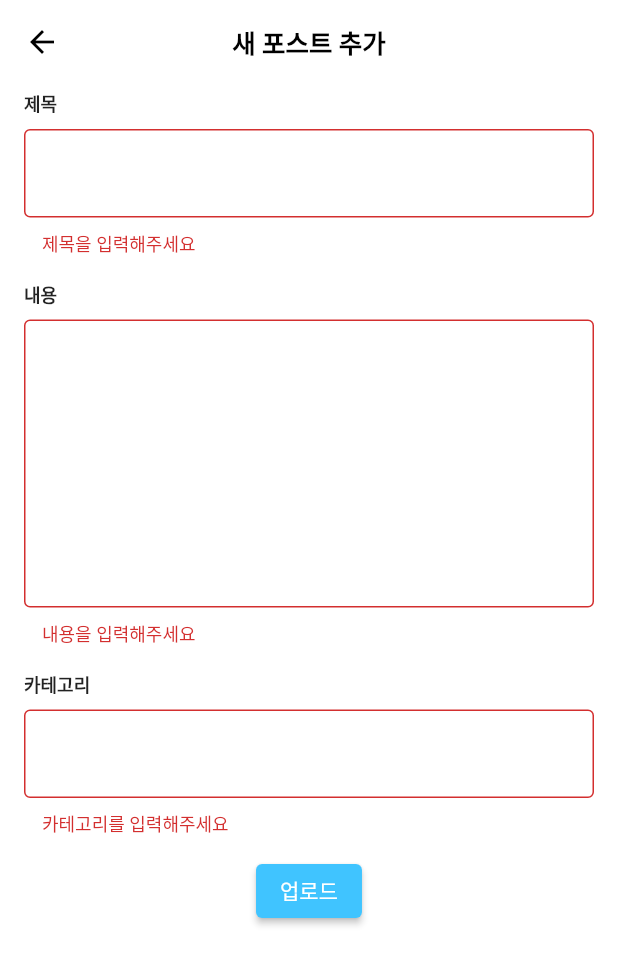
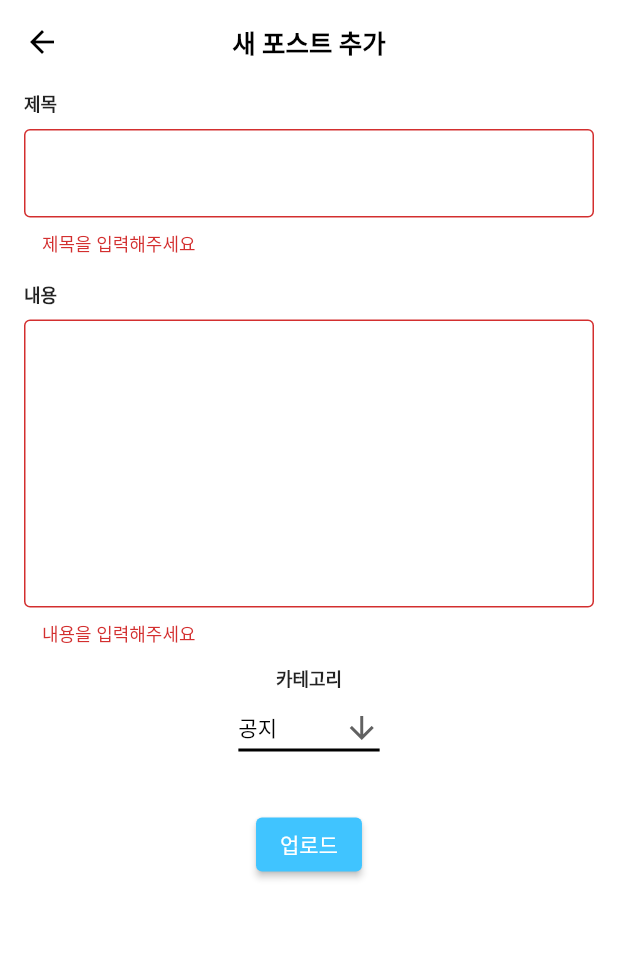
Before and after one commit to Hayun218/CRA, a Flutter app: the PostAddScreen screen opened directly, after a tap on "업로드", on a phone screen of 412 x 824 dp. Shown: the top 965 px of the screen. Run offline on Flutter 3.47's test engine with Material 2 defaults, Android fonts, the phone set to English and light mode, and no system bars; our stand-ins replace cloud_firestore, date_format, firebase_auth, firebase_core, table_calendar; missing offline and left inert: loading_animations; accounts and stored records are empty.

Commit message:
student_info design & notice category select

```diff
--- a/scoop/lib/screens/PhotoEditScreen.dart
+++ b/scoop/lib/screens/PhotoEditScreen.dart
@@ -43,7 +43,7 @@ class _PhotoEditState extends State<PhotoEditScreen>{
           color: Colors.black,
         ),
         title: const Text(
-          "학생 정보 수정",
+          "사진 정보 수정",
           style: TextStyle(color: Colors.black, fontSize: 17, fontWeight: FontWeight.w700)),
         backgroundColor: Colors.white,
         elevation: 0,
--- a/scoop/lib/screens/PostAddScreen.dart
+++ b/scoop/lib/screens/PostAddScreen.dart
@@ -19,7 +19,7 @@ class _PostAddState extends State<PostAddScreen>{
       'date': DateFormat.yMd().format(DateTime.now()).toString(), //생성 시간
       'author': coach, //현재 유저 (user?.uid)
       'content': content, //포스트 내용
-      'category': category, //카테고리 필요할까??
+      'category': category, //카테고리
     }).then((value) => print("업로드 성공"))
     .catchError((error) => print("문제가 발생했습니다: $error"));
   }
@@ -27,7 +27,7 @@ class _PostAddState extends State<PostAddScreen>{
   String title = '';
   String coach = '';
   String content = '';
-  String category = '';
+  String category = '공지';
 
   @override
   Widget build(BuildContext context) {
@@ -84,23 +84,36 @@ class _PostAddState extends State<PostAddScreen>{
                 return null;
               },
             ),
-            renderPostAddField(
-              label: '카테고리',
-              value: '',
-              lineNum: 1,
-              onSaved: (val) {
+            const Text(
+              '카테고리',
+              style: TextStyle(
+                fontSize: 12.0,
+                fontWeight: FontWeight.w700,
+              ),
+            ),
+            DropdownButton<String>(
+              value: category,
+              icon: const Icon(Icons.arrow_downward),
+              elevation: 16,
+              style: const TextStyle(color: Colors.black),
+              underline: Container(
+                height: 2,
+                color: Colors.black,
+              ),
+              onChanged: (String? newValue) {
                 setState(() {
-                  category = val;
+                    category = newValue!;
                 });
               },
-              validator: (val) {
-                if (val.length < 1) {
-                  return '카테고리를 입력해주세요';
-                }
-
-                return null;
-              },
+              items: <String>['공지', '홍보/이벤트']
+                .map<DropdownMenuItem<String>>((String value) {
+                  return DropdownMenuItem<String>(
+                    value: value,
+                    child: Text(value),
+                  );
+                }).toList(),
             ),
+            Container(height: 30.0,),
             ElevatedButton(
               onPressed: () async {
                 if (formKey.currentState!.validate()) {
--- a/scoop/pubspec.yaml
+++ b/scoop/pubspec.yaml
@@ -47,6 +47,7 @@ dependencies:
   date_format: ^2.0.5
   firebase_database: ^9.0.5
   intl: ^0.17.0
+  file_picker: ^4.3.3
 
 
 dev_dependencies:
```
Also changed, not shown: scoop/lib/screens/PostEditScreen.dart (+29 -14 lines), scoop/lib/student_info.dart (+29 -7 lines), scoop/pubspec.lock.
